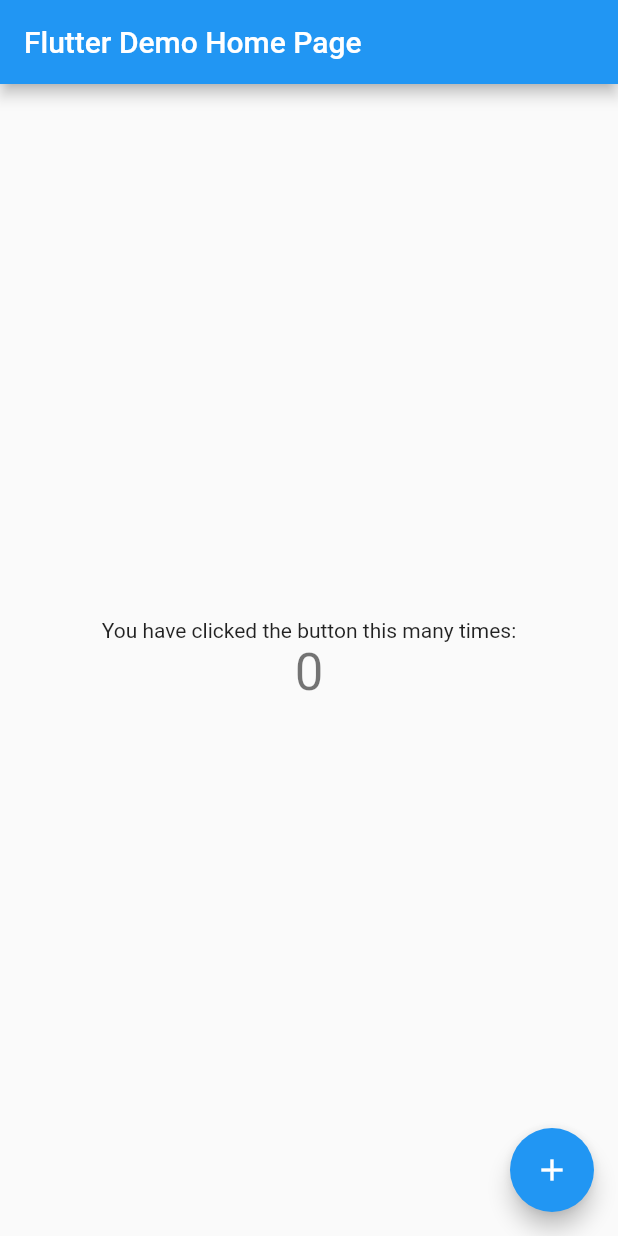
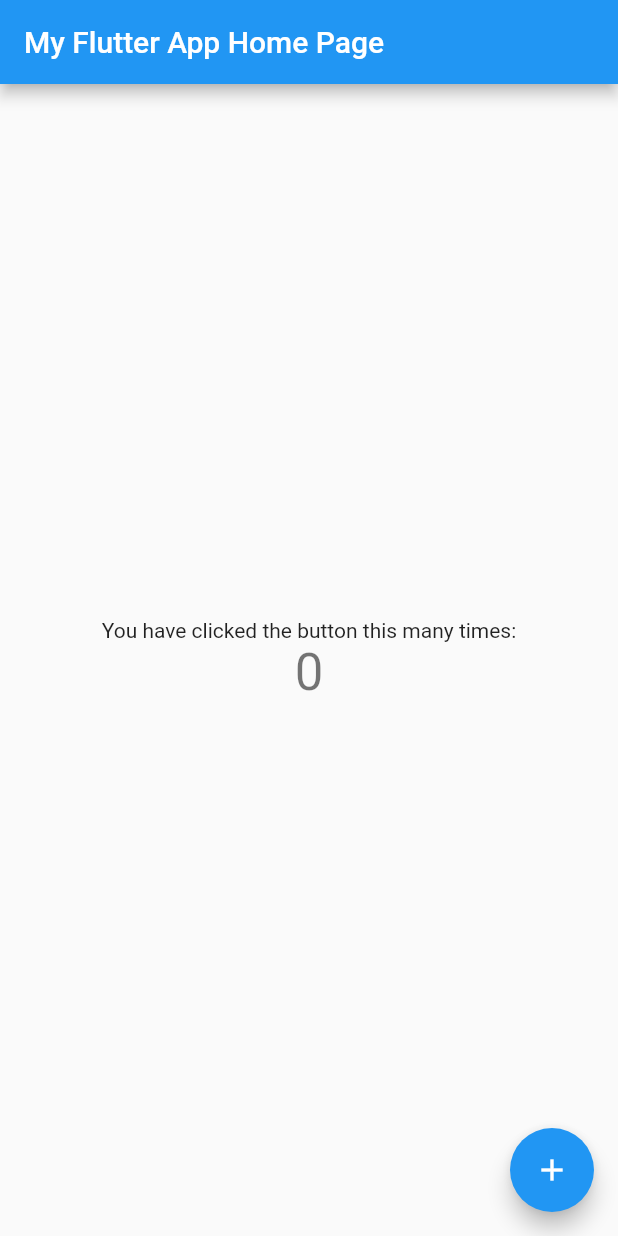
Before and after one commit to David-B-Comer/Flutter-MyApp, a Flutter app: the screen it shows after launch, on a phone screen of 412 x 824 dp. Run offline on Flutter 3.47's test engine with Material 2 defaults, Android fonts, the phone set to English and light mode, and no system bars.

Commit message:
changed home page heading

```diff
--- a/lib/main.dart
+++ b/lib/main.dart
@@ -26,7 +26,7 @@ class MyApp extends StatelessWidget {
         // closer together (more dense) than on mobile platforms.
         visualDensity: VisualDensity.adaptivePlatformDensity,
       ),
-      home: MyHomePage(title: 'Flutter Demo Home Page'),
+      home: MyHomePage(title: 'My Flutter App Home Page'),
     );
   }
 }
```
